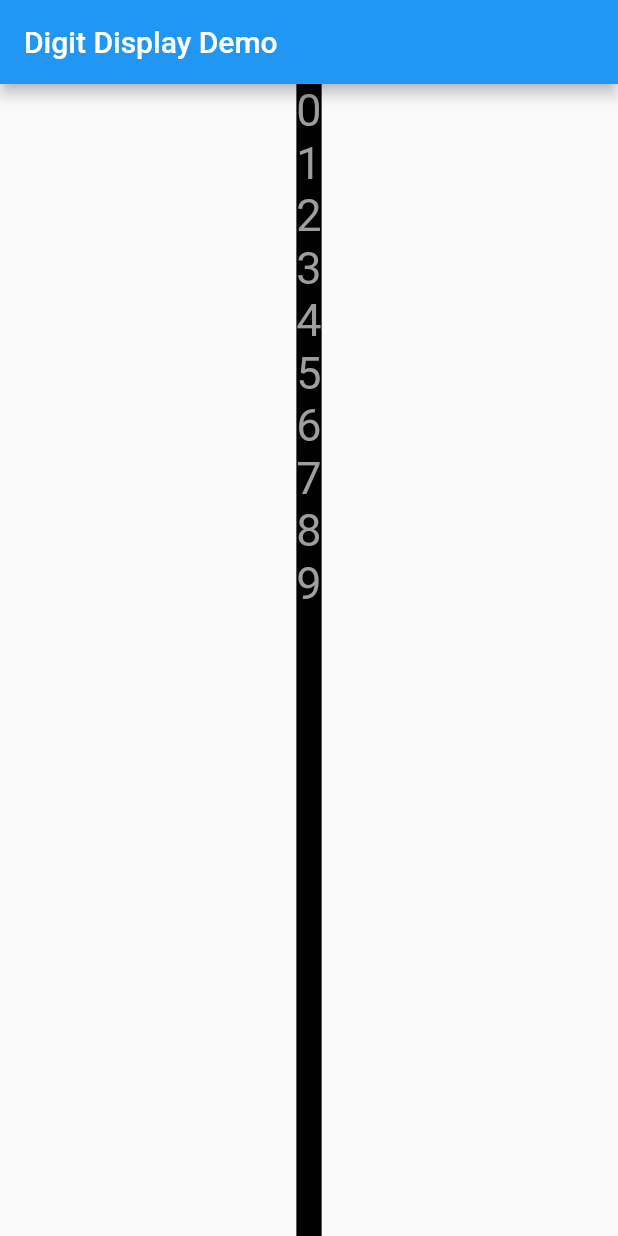
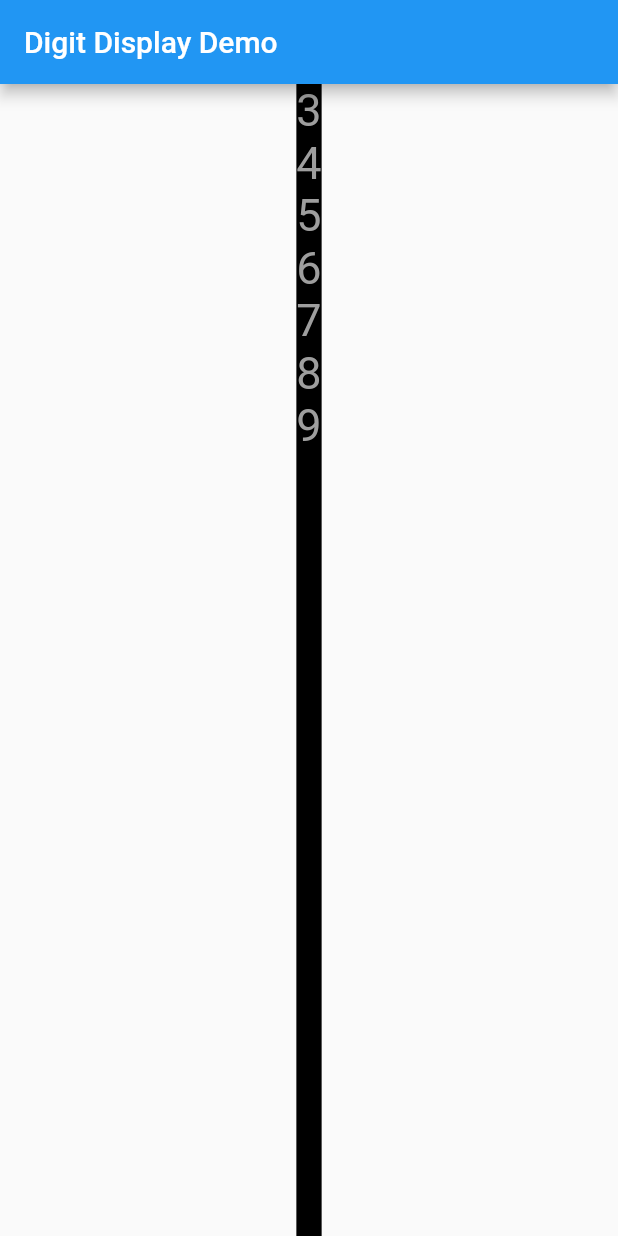
Before and after one commit to martindobrev/animated_digit_display, a Flutter app: the screen it shows after launch, on a phone screen of 412 x 824 dp. Run offline on Flutter 3.47's test engine with Material 2 defaults, Android fonts, the phone set to English and light mode, and no system bars.

Commit message:
step0-4 translate to position the value at start
Use the Transform.translate widget with a negative offset to
position the selected value at the start of the Y axis

```diff
--- a/lib/single_digit.dart
+++ b/lib/single_digit.dart
@@ -25,14 +25,34 @@ class _SingleDigitState extends State<SingleDigit> {
 
   @override
   Widget build(BuildContext context) {
+
+    final Size digitSize = _getSingleDigitSize();
+    final value = 3;
+
     return Container(
       decoration: _boxDecoration,
-      child: Column(
-        children: <Widget>[
-          for (var i = 0; i < 10; i++)
-            Text(i.toString(), style: _textStyle)   // ADD STYLE TO THE TEXT
-        ],
+      child: Transform.translate(
+        offset: Offset(0, - value * digitSize.height),
+        child: Column(
+          children: <Widget>[
+            for (var i = 0; i < 10; i++)
+              Text(i.toString(), style: _textStyle)   // ADD STYLE TO THE TEXT
+          ],
+        ),
       ),
     );
   }
+
+  ///
+  /// Calculates the size of a single digit based on the current text style
+  ///
+  _getSingleDigitSize() {
+    final painter = TextPainter();
+    painter.text = TextSpan(style: _textStyle, text: '0');
+    painter.textDirection = TextDirection.ltr;
+    painter.textAlign = TextAlign.left;
+    painter.textScaleFactor = 1.0;
+    painter.layout();
+    return painter.size;
+  }
 }
```
